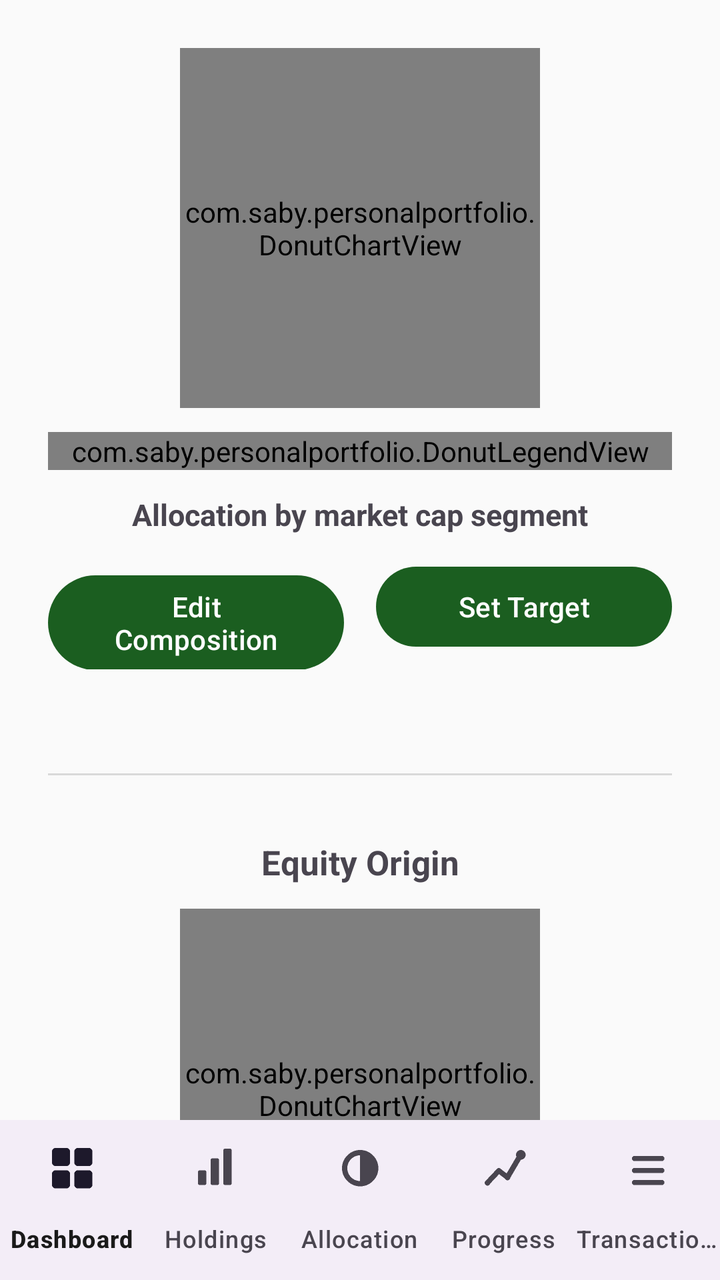
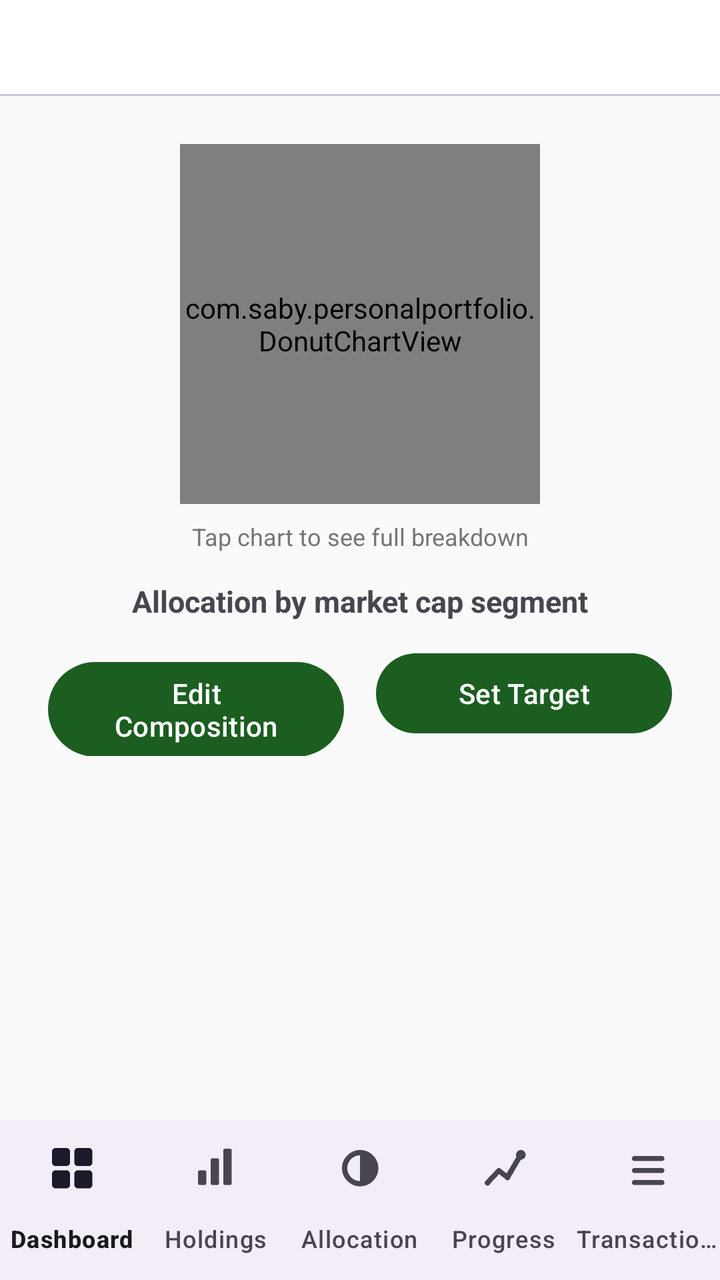

Two renders of the same Android screen: before a commit and after it. Below are the layout's source before the change and the commit's diff.
<!-- AndroidManifest.xml: application theme Theme.PersonalPortfolio -->
<!-- res/layout/activity_allocation.xml -->
<?xml version="1.0" encoding="utf-8"?>
<LinearLayout xmlns:android="http://schemas.android.com/apk/res/android"
    xmlns:app="http://schemas.android.com/apk/res-auto"
    android:layout_width="match_parent"
    android:layout_height="match_parent"
    android:orientation="vertical">

    <androidx.core.widget.NestedScrollView
        android:layout_width="match_parent"
        android:layout_height="0dp"
        android:layout_weight="1"
        android:fillViewport="true">

        <LinearLayout
            android:layout_width="match_parent"
            android:layout_height="wrap_content"
            android:orientation="vertical"
            android:padding="24dp">

            
            <com.saby.personalportfolio.DonutChartView
                android:id="@+id/donutChart"
                android:layout_width="180dp"
                android:layout_height="180dp"
                android:layout_gravity="center_horizontal"
                android:layout_marginBottom="12dp" />

            <com.saby.personalportfolio.DonutLegendView
                android:id="@+id/donutLegend"
                android:layout_width="match_parent"
                android:layout_height="wrap_content"
                android:layout_marginBottom="12dp" />

            <TextView
                android:id="@+id/allocationSummary"
                android:layout_width="match_parent"
                android:layout_height="wrap_content"
                android:textSize="15sp"
                android:textStyle="bold"
                android:gravity="center"
                android:text="Allocation by market cap segment" />

            <LinearLayout
                android:layout_width="match_parent"
                android:layout_height="wrap_content"
                android:orientation="horizontal"
                android:layout_marginTop="12dp">

                <Button
                    android:id="@+id/editCompositionButton"
                    android:layout_width="0dp"
                    android:layout_height="wrap_content"
                    android:layout_weight="1"
                    android:layout_marginEnd="8dp"
                    android:text="Edit Composition" />

                <Button
                    android:id="@+id/setTargetButton"
                    android:layout_width="0dp"
                    android:layout_height="wrap_content"
                    android:layout_weight="1"
                    android:layout_marginStart="8dp"
                    android:text="Set Target" />

            </LinearLayout>

            <androidx.recyclerview.widget.RecyclerView
                android:id="@+id/allocationRecyclerView"
                android:layout_width="match_parent"
                android:layout_height="wrap_content"
                android:layout_marginTop="20dp"
                android:nestedScrollingEnabled="false" />

            <View
                android:layout_width="match_parent"
                android:layout_height="1dp"
                android:background="#22000000"
                android:layout_marginTop="32dp"
                android:layout_marginBottom="32dp" />

            
            <TextView
                android:layout_width="match_parent"
                android:layout_height="wrap_content"
                android:textSize="17sp"
                android:textStyle="bold"
                android:gravity="center"
                android:text="Equity Origin" />

            <com.saby.personalportfolio.DonutChartView
                android:id="@+id/donutChartOrigin"
                android:layout_width="180dp"
                android:layout_height="180dp"
                android:layout_gravity="center_horizontal"
                android:layout_marginTop="12dp"
                android:layout_marginBottom="12dp" />

            <com.saby.personalportfolio.DonutLegendView
                android:id="@+id/donutLegendOrigin"
                android:layout_width="match_parent"
                android:layout_height="wrap_content"
                android:layout_marginBottom="12dp" />

            <TextView
                android:id="@+id/allocationSummaryOrigin"
                android:layout_width="match_parent"
                android:layout_height="wrap_content"
                android:textSize="15sp"
                android:textStyle="bold"
                android:gravity="center"
                android:text="Of your equity holdings, Indian vs. International" />

            <Button
                android:id="@+id/editOriginCompositionButton"
                android:layout_width="match_parent"
                android:layout_height="wrap_content"
                android:layout_marginTop="12dp"
                android:text="Edit Equity Origin" />

            <androidx.recyclerview.widget.RecyclerView
                android:id="@+id/allocationRecyclerViewOrigin"
                android:layout_width="match_parent"
                android:layout_height="wrap_content"
                android:layout_marginTop="20dp"
                android:nestedScrollingEnabled="false" />

            <View
                android:layout_width="match_parent"
                android:layout_height="1dp"
                android:background="#22000000"
                android:layout_marginTop="32dp"
                android:layout_marginBottom="32dp" />

            
            <TextView
                android:layout_width="match_parent"
                android:layout_height="wrap_content"
                android:textSize="17sp"
                android:textStyle="bold"
                android:gravity="center"
                android:text="Portfolio Class" />

            <com.saby.personalportfolio.DonutChartView
                android:id="@+id/donutChartClass"
                android:layout_width="180dp"
                android:layout_height="180dp"
                android:layout_gravity="center_horizontal"
                android:layout_marginTop="12dp"
                android:layout_marginBottom="12dp" />

            <com.saby.personalportfolio.DonutLegendView
                android:id="@+id/donutLegendClass"
                android:layout_width="match_parent"
                android:layout_height="wrap_content"
                android:layout_marginBottom="12dp" />

            <TextView
                android:id="@+id/allocationSummaryClass"
                android:layout_width="match_parent"
                android:layout_height="wrap_content"
                android:textSize="15sp"
                android:textStyle="bold"
                android:gravity="center"
                android:text="Whole portfolio by class" />

            <Button
                android:id="@+id/setClassTargetButton"
                android:layout_width="match_parent"
                android:layout_height="wrap_content"
                android:layout_marginTop="12dp"
                android:text="Set Class Target" />

            <androidx.recyclerview.widget.RecyclerView
                android:id="@+id/allocationRecyclerViewClass"
                android:layout_width="match_parent"
                android:layout_height="wrap_content"
                android:layout_marginTop="20dp"
                android:nestedScrollingEnabled="false" />

        </LinearLayout>

    </androidx.core.widget.NestedScrollView>

    <com.google.android.material.bottomnavigation.BottomNavigationView
        android:id="@+id/bottomNav"
        android:layout_width="match_parent"
        android:layout_height="wrap_content"
        app:menu="@menu/bottom_nav_menu"
        app:labelVisibilityMode="labeled" />

</LinearLayout>
<!-- resources referenced by this layout -->
<resources>
  <style name="Theme.PersonalPortfolio" parent="Theme.Material3.DayNight.NoActionBar">
          <item name="colorPrimary">@color/colorPrimary</item>
          <item name="colorPrimaryVariant">@color/colorPrimaryVariant</item>
          <item name="colorOnPrimary">@color/colorOnPrimary</item>
  
          <item name="colorSecondary">@color/colorSecondary</item>
          <item name="colorOnSecondary">@color/colorOnSecondary</item>
  
          <item name="android:colorBackground">@color/colorBackground</item>
          <item name="colorOnBackground">@color/colorOnBackground</item>
  
          <item name="colorSurface">@color/colorSurface</item>
          <item name="colorOnSurface">@color/colorOnSurface</item>
  
          <item name="android:statusBarColor">@color/colorPrimaryVariant</item>
      </style>
  <color name="colorPrimary">#1B5E20</color>
  <color name="colorPrimaryVariant">#0D3B12</color>
  <color name="colorOnPrimary">#FFFFFF</color>
  <color name="colorSecondary">#00897B</color>
  <color name="colorOnSecondary">#FFFFFF</color>
  <color name="colorBackground">#FAFAFA</color>
  <color name="colorOnBackground">#1A1A1A</color>
  <color name="colorSurface">#FFFFFF</color>
  <color name="colorOnSurface">#1A1A1A</color>
</resources>

<!-- the commit's change to res/layout/activity_allocation.xml (unified diff, before → after) -->
@@ -5,179 +5,270 @@
     android:layout_height="match_parent"
     android:orientation="vertical">
 
+    
+    <com.google.android.material.tabs.TabLayout
+        android:id="@+id/allocationTabLayout"
+        android:layout_width="match_parent"
+        android:layout_height="wrap_content"
+        app:tabMode="fixed"
+        app:tabGravity="fill" />
+
     <androidx.core.widget.NestedScrollView
         android:layout_width="match_parent"
         android:layout_height="0dp"
         android:layout_weight="1"
         android:fillViewport="true">
 
-        <LinearLayout
+        <FrameLayout
             android:layout_width="match_parent"
-            android:layout_height="wrap_content"
-            android:orientation="vertical"
-            android:padding="24dp">
+            android:layout_height="wrap_content">
 
             
-            <com.saby.personalportfolio.DonutChartView
-                android:id="@+id/donutChart"
-                android:layout_width="180dp"
-                android:layout_height="180dp"
-                android:layout_gravity="center_horizontal"
-                android:layout_marginBottom="12dp" />
-
-            <com.saby.personalportfolio.DonutLegendView
-                android:id="@+id/donutLegend"
+            <LinearLayout
+                android:id="@+id/marketCapSection"
                 android:layout_width="match_parent"
                 android:layout_height="wrap_content"
-                android:layout_marginBottom="12dp" />
-
-            <TextView
-                android:id="@+id/allocationSummary"
+                android:orientation="vertical"
+                android:padding="24dp">
+
+                <FrameLayout
+                    android:layout_width="180dp"
+                    android:layout_height="180dp"
+                    android:layout_gravity="center_horizontal"
+                    android:clickable="true"
+                    android:focusable="true"
+                    android:background="?attr/selectableItemBackgroundBorderless">
+
+                    <com.saby.personalportfolio.DonutChartView
+                        android:id="@+id/donutChart"
+                        android:layout_width="match_parent"
+                        android:layout_height="match_parent" />
+
+                </FrameLayout>
+
+                <TextView
+                    android:id="@+id/marketCapTapHint"
+                    android:layout_width="match_parent"
+                    android:layout_height="wrap_content"
+                    android:layout_marginTop="8dp"
+                    android:text="Tap chart to see full breakdown"
+                    android:textSize="12sp"
+                    android:textColor="@color/colorNeutral"
+                    android:gravity="center"
+                    android:clickable="true"
+                    android:focusable="true"
+                    android:background="?attr/selectableItemBackground" />
+
+                <TextView
+                    android:id="@+id/allocationSummary"
+                    android:layout_width="match_parent"
+                    android:layout_height="wrap_content"
+                    android:layout_marginTop="14dp"
+                    android:textSize="15sp"
+                    android:textStyle="bold"
+                    android:gravity="center"
+                    android:text="Allocation by market cap segment" />
+
+                <TextView
+                    android:id="@+id/allocationSubCaption"
+                    android:layout_width="match_parent"
+                    android:layout_height="wrap_content"
+                    android:textSize="11sp"
+                    android:textColor="@color/colorNeutral"
+                    android:gravity="center"
+                    android:visibility="gone" />
+
+                <LinearLayout
+                    android:layout_width="match_parent"
+                    android:layout_height="wrap_content"
+                    android:orientation="horizontal"
+                    android:layout_marginTop="12dp">
+
+                    <Button
+                        android:id="@+id/editCompositionButton"
+                        android:layout_width="0dp"
+                        android:layout_height="wrap_content"
+                        android:layout_weight="1"
+                        android:layout_marginEnd="8dp"
+                        android:text="Edit Composition" />
+
+                    <Button
+                        android:id="@+id/setTargetButton"
+                        android:layout_width="0dp"
+                        android:layout_height="wrap_content"
+                        android:layout_weight="1"
+                        android:layout_marginStart="8dp"
+                        android:text="Set Target" />
+
+                </LinearLayout>
+
+                
+                <HorizontalScrollView
+                    android:layout_width="match_parent"
+                    android:layout_height="wrap_content"
+                    android:layout_marginTop="20dp"
+                    android:clipToPadding="false"
+                    android:scrollbars="none">
+
+                    <androidx.recyclerview.widget.RecyclerView
+                        android:id="@+id/allocationRecyclerView"
+                        android:layout_width="wrap_content"
+                        android:layout_height="wrap_content" />
+
+                </HorizontalScrollView>
+
+            </LinearLayout>
+
+            
+            <LinearLayout
+                android:id="@+id/equityOriginSection"
                 android:layout_width="match_parent"
                 android:layout_height="wrap_content"
-                android:textSize="15sp"
-                android:textStyle="bold"
-                android:gravity="center"
-                android:text="Allocation by market cap segment" />
-
+                android:orientation="vertical"
+                android:padding="24dp"
+                android:visibility="gone">
+
+                <FrameLayout
+                    android:layout_width="180dp"
+                    android:layout_height="180dp"
+                    android:layout_gravity="center_horizontal"
+                    android:clickable="true"
+                    android:focusable="true"
+                    android:background="?attr/selectableItemBackgroundBorderless">
+
+                    <com.saby.personalportfolio.DonutChartView
+                        android:id="@+id/donutChartOrigin"
+                        android:layout_width="match_parent"
+                        android:layout_height="match_parent" />
+
+                </FrameLayout>
+
+                <TextView
+                    android:id="@+id/equityOriginTapHint"
+                    android:layout_width="match_parent"
+                    android:layout_height="wrap_content"
+                    android:layout_marginTop="8dp"
+                    android:text="Tap chart to see full breakdown"
+                    android:textSize="12sp"
+                    android:textColor="@color/colorNeutral"
+                    android:gravity="center"
+                    android:clickable="true"
+                    android:focusable="true"
+                    android:background="?attr/selectableItemBackground" />
+
+                <TextView
+                    android:id="@+id/allocationSummaryOrigin"
+                    android:layout_width="match_parent"
+                    android:layout_height="wrap_content"
+                    android:layout_marginTop="14dp"
+                    android:textSize="15sp"
+                    android:textStyle="bold"
+                    android:gravity="center"
+                    android:text="Of your equity holdings, Indian vs. International" />
+
+                <Button
+                    android:id="@+id/editOriginCompositionButton"
+                    android:layout_width="match_parent"
+                    android:layout_height="wrap_content"
+                    android:layout_marginTop="12dp"
+                    android:text="Edit Equity Origin" />
+
+                <HorizontalScrollView
+                    android:layout_width="match_parent"
+                    android:layout_height="wrap_content"
+                    android:layout_marginTop="20dp"
+                    android:clipToPadding="false"
+                    android:scrollbars="none">
+
+                    <androidx.recyclerview.widget.RecyclerView
+                        android:id="@+id/allocationRecyclerViewOrigin"
+                        android:layout_width="wrap_content"
+                        android:layout_height="wrap_content" />
+
+                </HorizontalScrollView>
+
+            </LinearLayout>
+
+            
             <LinearLayout
+                android:id="@+id/portfolioClassSection"
                 android:layout_width="match_parent"
                 android:layout_height="wrap_content"
-                android:orientation="horizontal"
-                android:layout_marginTop="12dp">
+                android:orientation="vertical"
+                android:padding="24dp"
+                android:visibility="gone">
+
+                <FrameLayout
+                    android:layout_width="180dp"
+                    android:layout_height="180dp"
+                    android:layout_gravity="center_horizontal"
+                    android:clickable="true"
+                    android:focusable="true"
+                    android:background="?attr/selectableItemBackgroundBorderless">
+
+                    <com.saby.personalportfolio.DonutChartView
+                        android:id="@+id/donutChartClass"
+                        android:layout_width="match_parent"
+                        android:layout_height="match_parent" />
+
+                </FrameLayout>
+
+                <TextView
+                    android:id="@+id/portfolioClassTapHint"
+                    android:layout_width="match_parent"
+                    android:layout_height="wrap_content"
+                    android:layout_marginTop="8dp"
+                    android:text="Tap chart to see full breakdown"
+                    android:textSize="12sp"
+                    android:textColor="@color/colorNeutral"
+                    android:gravity="center"
+                    android:clickable="true"
+                    android:focusable="true"
+                    android:background="?attr/selectableItemBackground" />
+
+                <TextView
+                    android:id="@+id/allocationSummaryClass"
+                    android:layout_width="match_parent"
+                    android:layout_height="wrap_content"
+                    android:layout_marginTop="14dp"
+                    android:textSize="15sp"
+                    android:textStyle="bold"
+                    android:gravity="center"
+                    android:text="Whole portfolio by class" />
+
+                <TextView
+                    android:id="@+id/allocationSubCaptionClass"
+                    android:layout_width="match_parent"
+                    android:layout_height="wrap_content"
+                    android:textSize="11sp"
+                    android:textColor="@color/colorNeutral"
+                    android:gravity="center"
+                    android:visibility="gone" />
 
                 <Button
-                    android:id="@+id/editCompositionButton"
-                    android:layout_width="0dp"
-                    android:layout_height="wrap_content"
-                    android:layout_weight="1"
-                    android:layout_marginEnd="8dp"
-                    android:text="Edit Composition" />
-
-                <Button
-                    android:id="@+id/setTargetButton"
-                    android:layout_width="0dp"
-                    android:layout_height="wrap_content"
-                    android:layout_weight="1"
-                    android:layout_marginStart="8dp"
-                    android:text="Set Target" />
+                    android:id="@+id/setClassTargetButton"
+                    android:layout_width="match_parent"
+                    android:layout_height="wrap_content"
+                    android:layout_marginTop="12dp"
+                    android:text="Set Class Target" />
+
+                <HorizontalScrollView
+                    android:layout_width="match_parent"
+                    android:layout_height="wrap_content"
+                    android:layout_marginTop="20dp"
+                    android:clipToPadding="false"
+                    android:scrollbars="none">
+
+                    <androidx.recyclerview.widget.RecyclerView
+                        android:id="@+id/allocationRecyclerViewClass"
+                        android:layout_width="wrap_content"
+                        android:layout_height="wrap_content" />
+
+                </HorizontalScrollView>
 
             </LinearLayout>
 
-            <androidx.recyclerview.widget.RecyclerView
-                android:id="@+id/allocationRecyclerView"
-                android:layout_width="match_parent"
-                android:layout_height="wrap_content"
-                android:layout_marginTop="20dp"
-                android:nestedScrollingEnabled="false" />
-
-            <View
-                android:layout_width="match_parent"
-                android:layout_height="1dp"
-                android:background="#22000000"
-                android:layout_marginTop="32dp"
-                android:layout_marginBottom="32dp" />
-
-            
-            <TextView
-                android:layout_width="match_parent"
-                android:layout_height="wrap_content"
-                android:textSize="17sp"
-                android:textStyle="bold"
-                android:gravity="center"
-                android:text="Equity Origin" />
-
-            <com.saby.personalportfolio.DonutChartView
-                android:id="@+id/donutChartOrigin"
-                android:layout_width="180dp"
-                android:layout_height="180dp"
-                android:layout_gravity="center_horizontal"
-                android:layout_marginTop="12dp"
-                android:layout_marginBottom="12dp" />
-
-            <com.saby.personalportfolio.DonutLegendView
-                android:id="@+id/donutLegendOrigin"
-                android:layout_width="match_parent"
-                android:layout_height="wrap_content"
-                android:layout_marginBottom="12dp" />
-
-            <TextView
-                android:id="@+id/allocationSummaryOrigin"
-                android:layout_width="match_parent"
-                android:layout_height="wrap_content"
-                android:textSize="15sp"
-                android:textStyle="bold"
-                android:gravity="center"
-                android:text="Of your equity holdings, Indian vs. International" />
-
-            <Button
-                android:id="@+id/editOriginCompositionButton"
-                android:layout_width="match_parent"
-                android:layout_height="wrap_content"
-                android:layout_marginTop="12dp"
-                android:text="Edit Equity Origin" />
-
-            <androidx.recyclerview.widget.RecyclerView
-                android:id="@+id/allocationRecyclerViewOrigin"
-                android:layout_width="match_parent"
-                android:layout_height="wrap_content"
-                android:layout_marginTop="20dp"
-                android:nestedScrollingEnabled="false" />
-
-            <View
-                android:layout_width="match_parent"
-                android:layout_height="1dp"
-                android:background="#22000000"
-                android:layout_marginTop="32dp"
-                android:layout_marginBottom="32dp" />
-
-            
-            <TextView
-                android:layout_width="match_parent"
-                android:layout_height="wrap_content"
-                android:textSize="17sp"
-                android:textStyle="bold"
-                android:gravity="center"
-                android:text="Portfolio Class" />
-
-            <com.saby.personalportfolio.DonutChartView
-                android:id="@+id/donutChartClass"
-                android:layout_width="180dp"
-                android:layout_height="180dp"
-                android:layout_gravity="center_horizontal"
-                android:layout_marginTop="12dp"
-                android:layout_marginBottom="12dp" />
-
-            <com.saby.personalportfolio.DonutLegendView
-                android:id="@+id/donutLegendClass"
-                android:layout_width="match_parent"
-                android:layout_height="wrap_content"
-                android:layout_marginBottom="12dp" />
-
-            <TextView
-                android:id="@+id/allocationSummaryClass"
-                android:layout_width="match_parent"
-                android:layout_height="wrap_content"
-                android:textSize="15sp"
-                android:textStyle="bold"
-                android:gravity="center"
-                android:text="Whole portfolio by class" />
-
-            <Button
-                android:id="@+id/setClassTargetButton"
-                android:layout_width="match_parent"
-                android:layout_height="wrap_content"
-                android:layout_marginTop="12dp"
-                android:text="Set Class Target" />
-
-            <androidx.recyclerview.widget.RecyclerView
-                android:id="@+id/allocationRecyclerViewClass"
-                android:layout_width="match_parent"
-                android:layout_height="wrap_content"
-                android:layout_marginTop="20dp"
-                android:nestedScrollingEnabled="false" />
-
-        </LinearLayout>
+        </FrameLayout>
 
     </androidx.core.widget.NestedScrollView>
 
<!-- resource entries referenced after the edit -->
@@ -1,5 +1,6 @@
 <!-- resources referenced by this layout -->
 <resources>
+  <color name="colorNeutral">#757575</color>
   <style name="Theme.PersonalPortfolio" parent="Theme.Material3.DayNight.NoActionBar">
           <item name="colorPrimary">@color/colorPrimary</item>
           <item name="colorPrimaryVariant">@color/colorPrimaryVariant</item>
